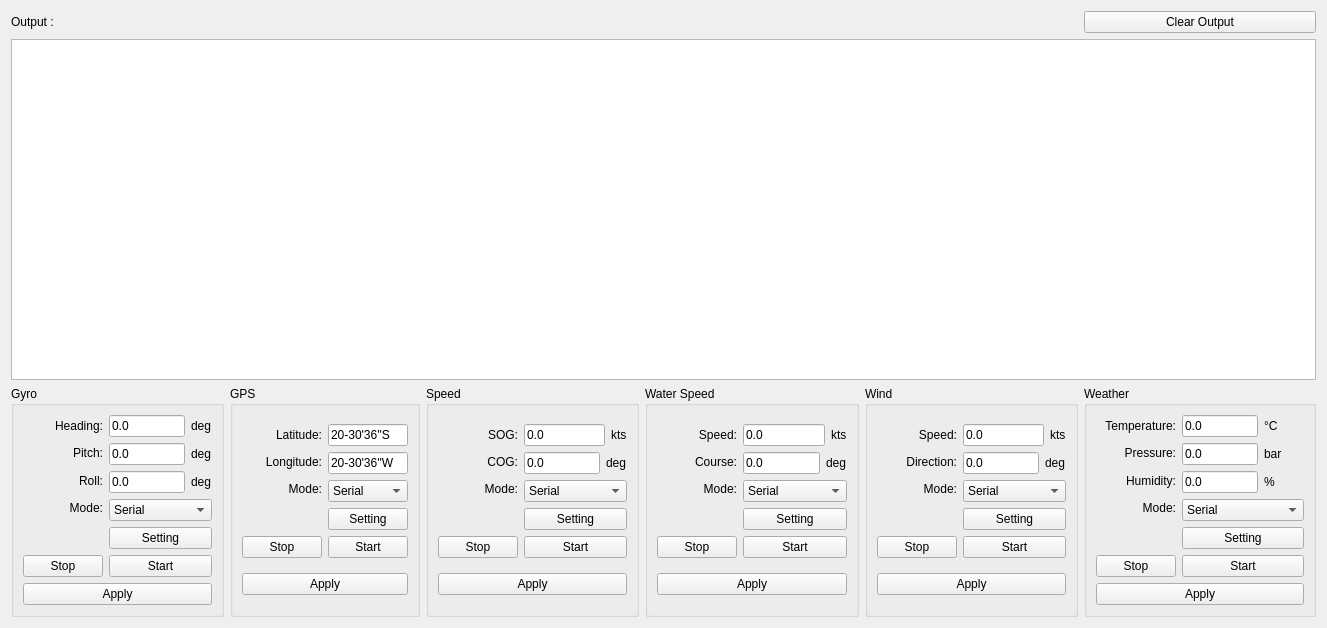
This is frameosdset.ui in hasbi26/FcsSimulator as Qt 5 draws it before an edit. The edited form follows.
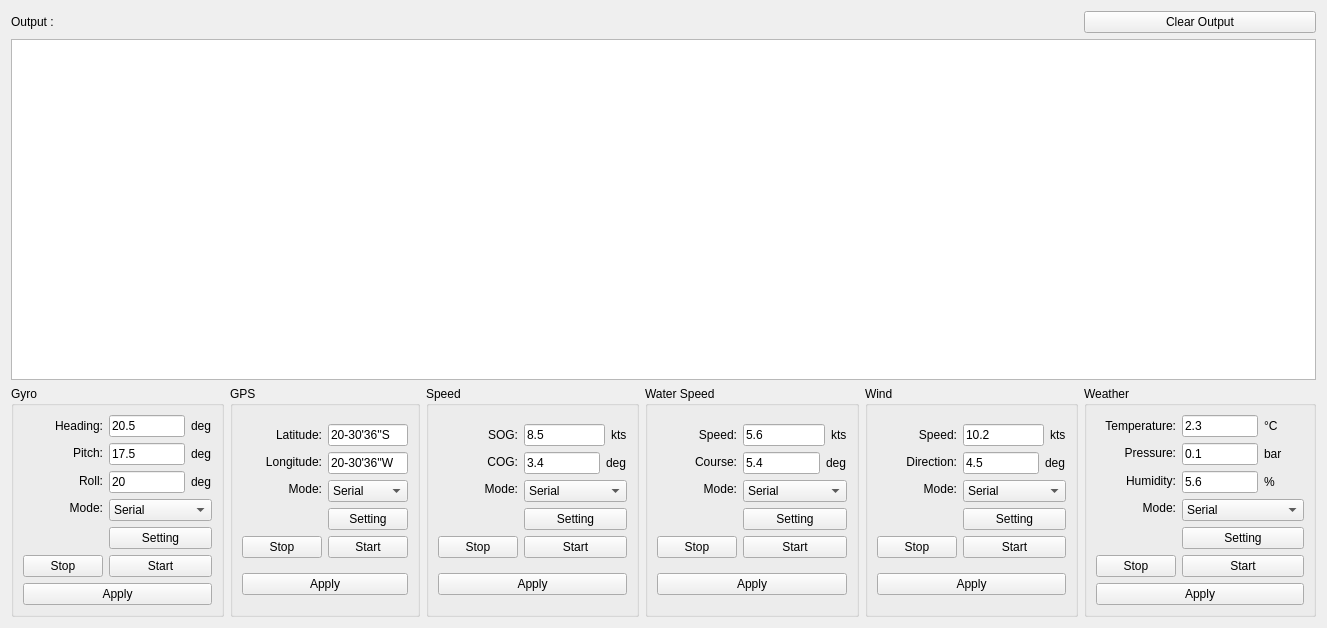
This is the edited form. Custom widgets are drawn as their Qt base class.

What changed in the file:
```diff
--- a/frameosdset.ui
+++ b/frameosdset.ui
@@ -121,7 +121,7 @@
                <string notr="true"/>
               </property>
               <property name="text">
-               <string>0.0</string>
+               <string>20.5</string>
               </property>
              </widget>
             </item>
@@ -151,7 +151,7 @@
                <string notr="true"/>
               </property>
               <property name="text">
-               <string>0.0</string>
+               <string>17.5</string>
               </property>
              </widget>
             </item>
@@ -181,7 +181,7 @@
                <string notr="true"/>
               </property>
               <property name="text">
-               <string>0.0</string>
+               <string>20</string>
               </property>
              </widget>
             </item>
@@ -486,7 +486,7 @@
                <string notr="true"/>
               </property>
               <property name="text">
-               <string>0.0 </string>
+               <string>8.5</string>
               </property>
              </widget>
             </item>
@@ -516,7 +516,7 @@
                <string notr="true"/>
               </property>
               <property name="text">
-               <string>0.0</string>
+               <string>3.4</string>
               </property>
              </widget>
             </item>
@@ -667,7 +667,7 @@
                <string notr="true"/>
               </property>
               <property name="text">
-               <string>0.0</string>
+               <string>5.6</string>
               </property>
              </widget>
             </item>
@@ -697,7 +697,7 @@
                <string notr="true"/>
               </property>
               <property name="text">
-               <string>0.0</string>
+               <string>5.4</string>
               </property>
              </widget>
             </item>
@@ -841,7 +841,7 @@
                <string notr="true"/>
               </property>
               <property name="text">
-               <string>0.0</string>
+               <string>10.2</string>
               </property>
              </widget>
             </item>
@@ -871,7 +871,7 @@
                <string notr="true"/>
               </property>
               <property name="text">
-               <string>0.0</string>
+               <string>4.5</string>
               </property>
              </widget>
             </item>
@@ -1042,7 +1042,7 @@
                <string notr="true"/>
               </property>
               <property name="text">
-               <string>0.0</string>
+               <string>2.3</string>
               </property>
              </widget>
             </item>
@@ -1089,7 +1089,7 @@
                <string notr="true"/>
               </property>
               <property name="text">
-               <string>0.0</string>
+               <string>0.1</string>
               </property>
              </widget>
             </item>
@@ -1136,7 +1136,7 @@
                <string notr="true"/>
               </property>
               <property name="text">
-               <string>0.0</string>
+               <string>5.6</string>
               </property>
              </widget>
             </item>
```
